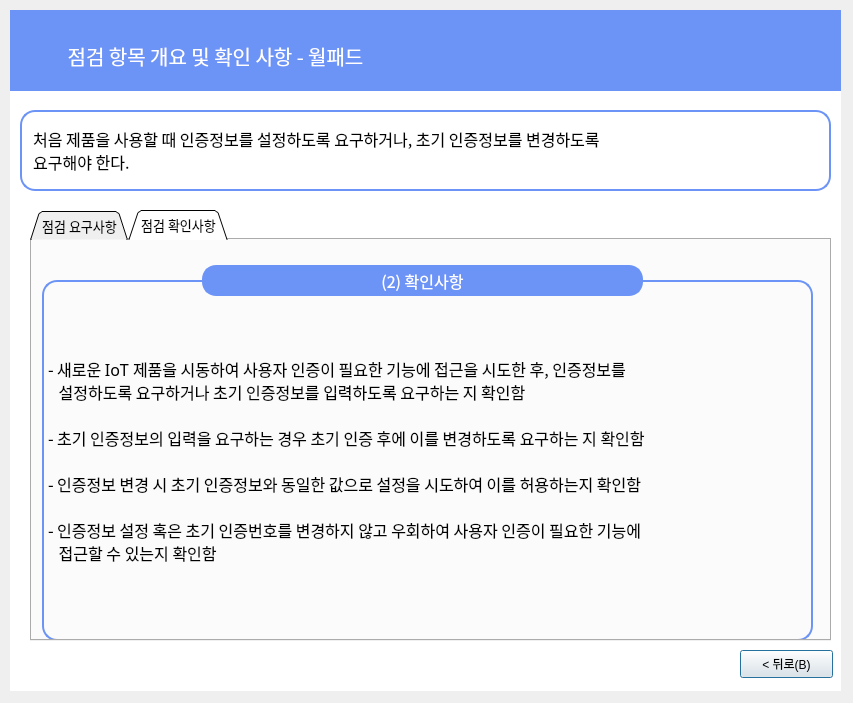
skyun333/wallpad, file feedback/feedback1.ui: the form before one commit.
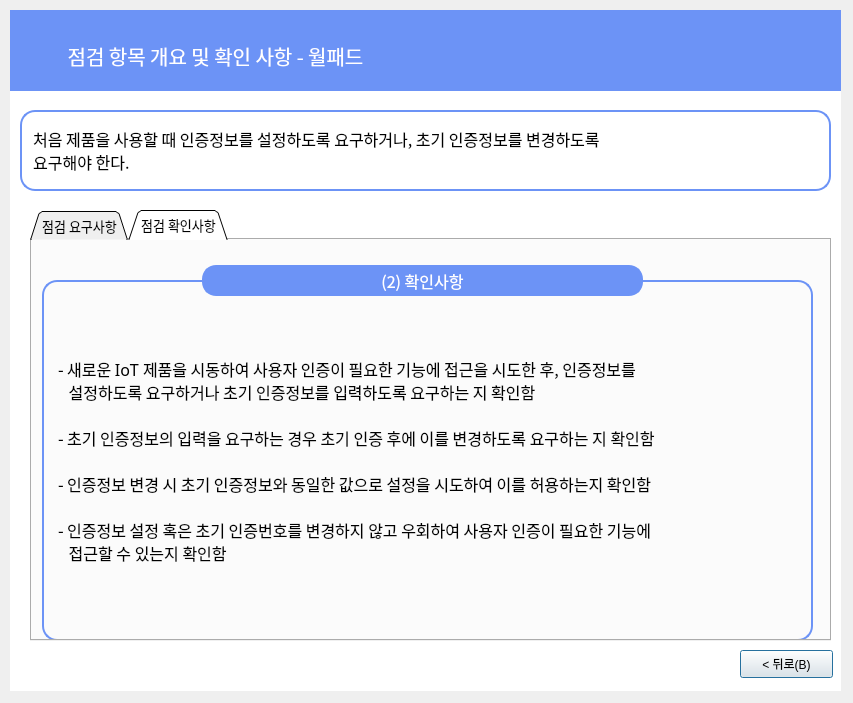
The form after the commit. The open tabs and pages were chosen to show the change.

What changed in the file:
```diff
--- a/feedback/feedback1.ui
+++ b/feedback/feedback1.ui
@@ -283,7 +283,8 @@
       <string notr="true">
 
 border: 2px solid rgb(108, 147, 246);
-border-radius:15px</string>
+border-radius:15px;
+padding-left:10px</string>
      </property>
      <property name="text">
       <string>- 새로운 IoT 제품을 시동하여 사용자 인증이 필요한 기능에 접근을 시도한 후, 인증정보를
```
Left out of the diff: 2 changed lines with no effect on the pictures.
